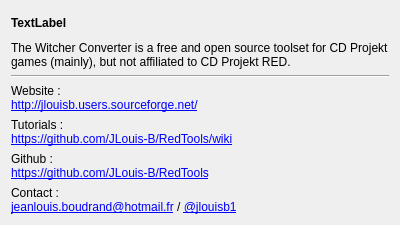
First picture: the form in W2ENT_QT/GUI_About.ui, repository JLouis-B/RedTools, before the edit.
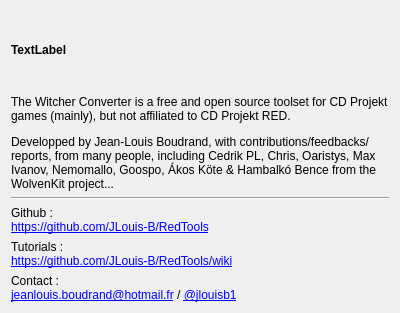
Second picture: the form after the edit.

Commit message: Delete broken link from About window

```diff
--- a/W2ENT_QT/GUI_About.ui
+++ b/W2ENT_QT/GUI_About.ui
@@ -7,7 +7,7 @@
     <x>0</x>
     <y>0</y>
     <width>400</width>
-    <height>225</height>
+    <height>313</height>
    </rect>
   </property>
   <property name="windowTitle">
@@ -18,7 +18,6 @@
     <widget class="QLabel" name="label_version">
      <property name="font">
       <font>
-       <weight>75</weight>
        <bold>true</bold>
       </font>
      </property>
@@ -30,7 +29,7 @@
    <item>
     <widget class="QLabel" name="label_description">
      <property name="text">
-      <string>&lt;html&gt;&lt;head/&gt;&lt;body&gt;&lt;p&gt;The Witcher Converter is a free and open source toolset for CD Projekt games (mainly), but not affiliated to CD Projekt RED.&lt;/p&gt;&lt;/body&gt;&lt;/html&gt;</string>
+      <string>&lt;html&gt;&lt;head/&gt;&lt;body&gt;&lt;p&gt;The Witcher Converter is a free and open source toolset for CD Projekt games (mainly), but not affiliated to CD Projekt RED.&lt;/p&gt;&lt;p&gt;Developped by Jean-Louis Boudrand, with contributions/feedbacks/reports, from many people, including Cedrik PL, Chris, Oaristys, Max Ivanov, Nemomallo, Goospo, Ákos Köte &amp;amp; Hambalkó Bence from the WolvenKit project...&lt;/p&gt;&lt;/body&gt;&lt;/html&gt;</string>
      </property>
      <property name="scaledContents">
       <bool>false</bool>
@@ -47,45 +46,35 @@
      </property>
     </widget>
    </item>
-   <item>
-    <widget class="QLabel" name="label_website">
-     <property name="sizePolicy">
-      <sizepolicy hsizetype="Preferred" vsizetype="Fixed">
-       <horstretch>0</horstretch>
-       <verstretch>0</verstretch>
-      </sizepolicy>
-     </property>
-     <property name="text">
-      <string>Website :&lt;br/&gt;&lt;a href=&quot;http://jlouisb.users.sourceforge.net/&quot;&gt;http://jlouisb.users.sourceforge.net/&lt;/a&gt;</string>
-     </property>
-     <property name="textFormat">
-      <enum>Qt::RichText</enum>
-     </property>
-     <property name="openExternalLinks">
-      <bool>true</bool>
-     </property>
-    </widget>
-   </item>
-   <item>
-    <widget class="QLabel" name="label_tutos">
-     <property name="sizePolicy">
-      <sizepolicy hsizetype="Preferred" vsizetype="Fixed">
-       <horstretch>0</horstretch>
-       <verstretch>0</verstretch>
-      </sizepolicy>
-     </property>
-     <property name="text">
-      <string>Tutorials :&lt;br/&gt;&lt;a href=&quot;https://github.com/JLouis-B/RedTools/wiki&quot;&gt;https://github.com/JLouis-B/RedTools/wiki&lt;/a&gt;</string>
-     </property>
-     <property name="openExternalLinks">
-      <bool>true</bool>
-     </property>
-    </widget>
-   </item>
    <item>
     <widget class="QLabel" name="label_github">
+     <property name="sizePolicy">
+      <sizepolicy hsizetype="Preferred" vsizetype="Fixed">
+       <horstretch>0</horstretch>
+       <verstretch>0</verstretch>
+      </sizepolicy>
+     </property>
      <property name="text">
       <string>Github :&lt;br/&gt;&lt;a href=&quot;https://github.com/JLouis-B/RedTools&quot;&gt;https://github.com/JLouis-B/RedTools&lt;a&gt;</string>
+     </property>
+     <property name="openExternalLinks">
+      <bool>true</bool>
+     </property>
+    </widget>
+   </item>
+   <item>
+    <widget class="QLabel" name="label_tutos">
+     <property name="sizePolicy">
+      <sizepolicy hsizetype="Preferred" vsizetype="Fixed">
+       <horstretch>0</horstretch>
+       <verstretch>0</verstretch>
+      </sizepolicy>
+     </property>
+     <property name="text">
+      <string>Tutorials :&lt;br/&gt;&lt;a href=&quot;https://github.com/JLouis-B/RedTools/wiki&quot;&gt;https://github.com/JLouis-B/RedTools/wiki&lt;/a&gt;</string>
+     </property>
+     <property name="openExternalLinks">
+      <bool>true</bool>
      </property>
     </widget>
    </item>
```
